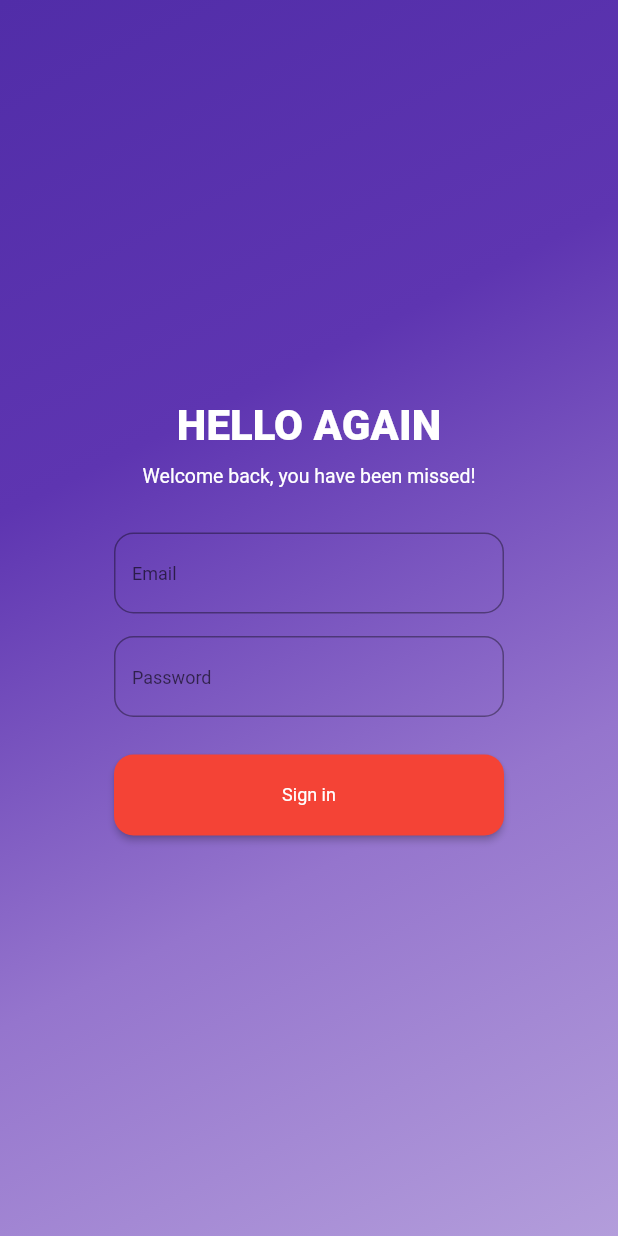
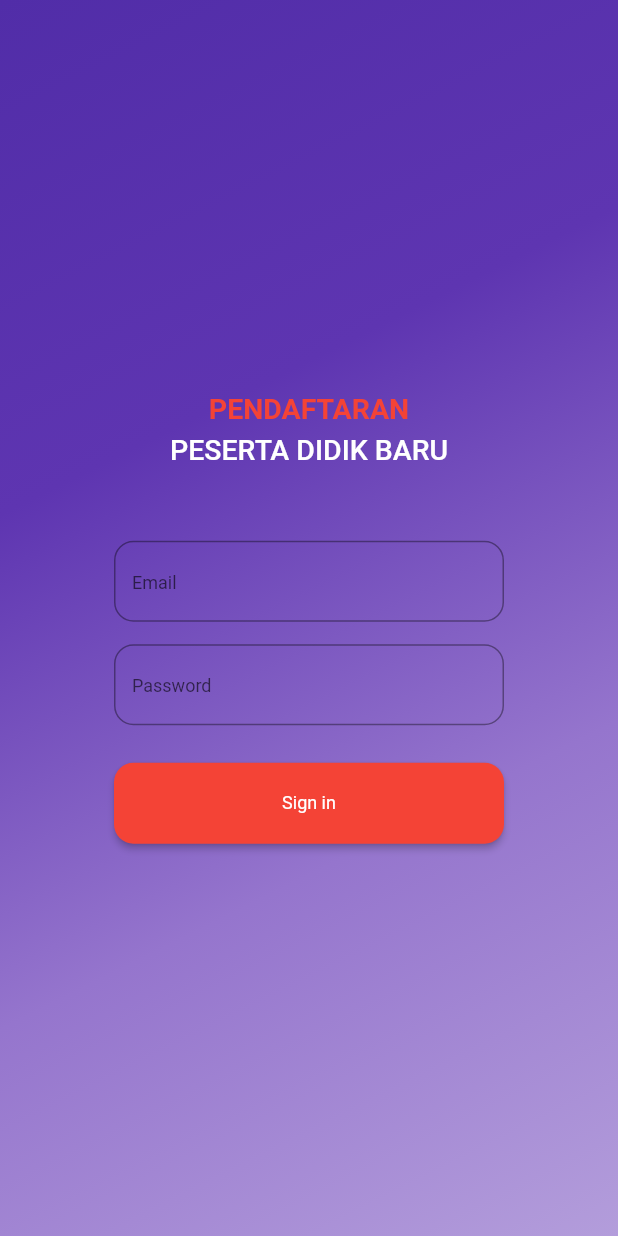
Before and after one commit to FrinsenFarrelino/student_regist_app_flutter, a Flutter app: the screen it shows after launch, on a phone screen of 412 x 824 dp. Run offline on Flutter 3.47's test engine with Material 2 defaults, Android fonts, the light colour scheme and no system bars; our stand-ins replace cloud_firestore, firebase_core; accounts and stored records are empty.

Commit message:
fix login title

```diff
--- a/lib/page/login.dart
+++ b/lib/page/login.dart
@@ -36,24 +36,27 @@ class _MyLoginState extends State<MyLogin> {
                 child: Column(
                   children: [
                     Text(
-                      'HELLO AGAIN',
+                      'PENDAFTARAN',
                       style: TextStyle(
-                          fontSize: 28,
-                          fontWeight: FontWeight.w800,
+                          fontSize: 19,
+                          fontWeight: FontWeight.w600,
+                          color: Colors.red),
+                    ),
+                    SizedBox(
+                      height: 5,
+                    ),
+                    Text(
+                      'PESERTA DIDIK BARU',
+                      style: TextStyle(
+                          fontSize: 19,
+                          fontWeight: FontWeight.w500,
                           color: Colors.white),
                     ),
-                    SizedBox(
-                      height: 10,
-                    ),
-                    Text(
-                      'Welcome back, you have been missed!',
-                      style: TextStyle(fontSize: 13, color: Colors.white),
-                    )
                   ],
                 ),
               ),
               SizedBox(
-                height: 30,
+                height: 50,
               ),
               Container(
                 width: 260,
```
